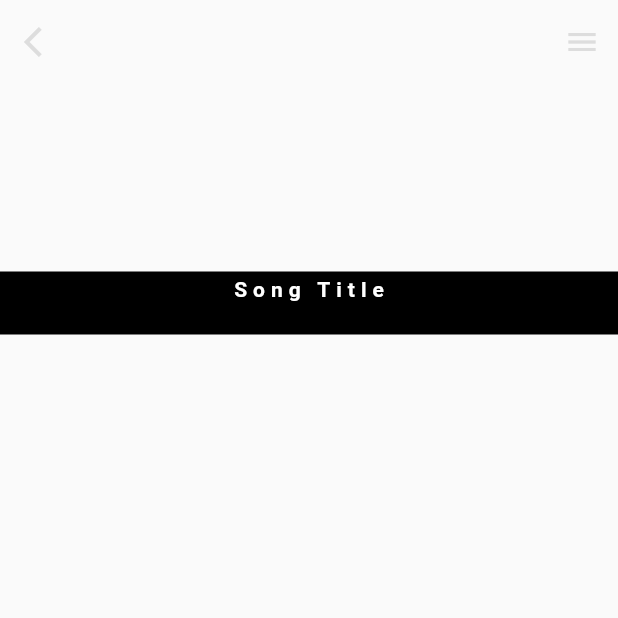
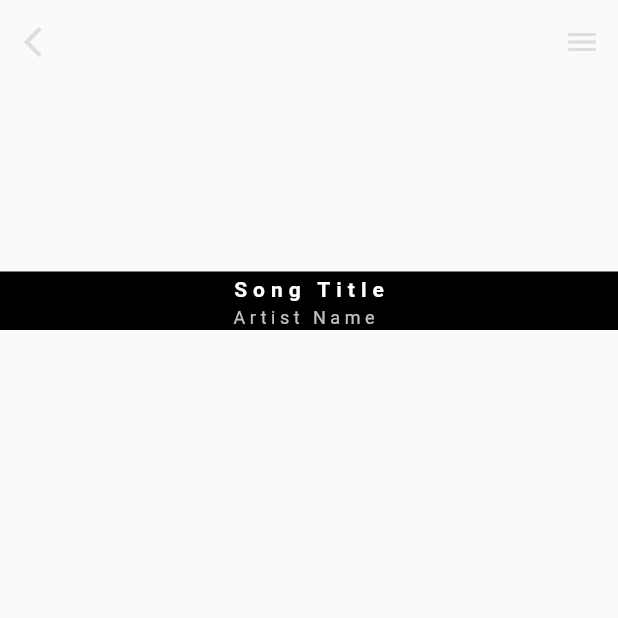
Before and after one commit to rydein/flutter_challenge_mp, a Flutter app: the screen it shows after launch, on a phone screen of 412 x 824 dp, the top half of it. Run offline on Flutter 3.47's test engine with Material 2 defaults, Android fonts, the phone set to English and light mode, and no system bars.

Commit message:
added artist name

```diff
--- a/lib/main.dart
+++ b/lib/main.dart
@@ -79,6 +79,16 @@ class _MyHomePageState extends State<MyHomePage> {
                           height: 1.5,
                         ),
                       ),
+                      new TextSpan(
+                        text: 'Artist Name',
+                        style: new TextStyle(
+                          color: Colors.white.withOpacity(0.75),
+                          fontSize: 12.0,
+                          letterSpacing: 3.0,
+                          height: 1.5,
+
+                        ),
+                      )
                     ],
                   )),
                   new Row(
```
